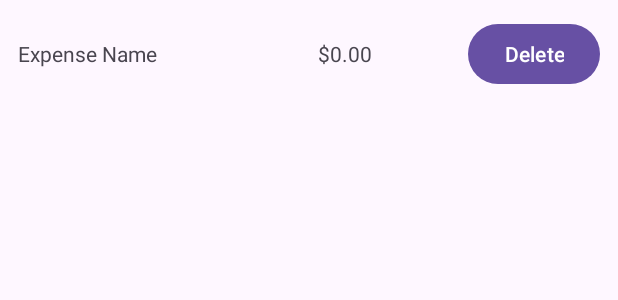
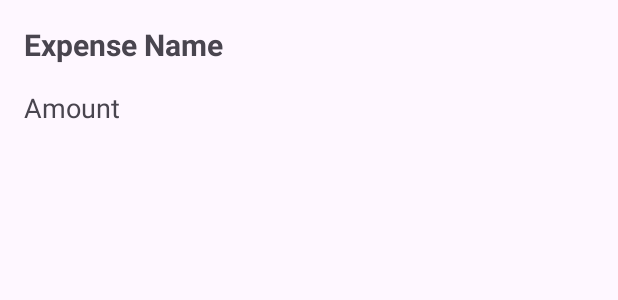
Before and after one commit to Niyazov2/Mad411, an Android app: the layout activity_expense.xml on its own in the app's theme, with its tools: preview values and no code run, on a phone screen of 412 x 824 dp. Shown: the top 300 px of the screen. Run offline under Robolectric (Android 15) with nearby library versions, the phone set to English and light mode, and no system bars.

```diff
--- a/app/src/main/AndroidManifest.xml
+++ b/app/src/main/AndroidManifest.xml
@@ -13,6 +13,9 @@
         android:theme="@style/Theme.ExpenseMAD411"
         tools:targetApi="31">
         <activity
+            android:name=".ExpenseActivity"
+            android:exported="false" />
+        <activity
             android:name=".MainActivity"
             android:exported="true"
             tools:ignore="MissingClass">
--- a/app/src/main/java/com/example/expensemad411/ExpenseClass.kt
+++ b/app/src/main/java/com/example/expensemad411/ExpenseClass.kt
@@ -1 +1,5 @@
-data class ExpenseClass(val name: String, val amount: Double)
+package com.example.expensemad411
+
+import java.io.Serializable
+
+data class ExpenseClass(val name: String, val amount: Double) : Serializable
--- a/app/src/main/res/layout/activity_expense.xml
+++ b/app/src/main/res/layout/activity_expense.xml
@@ -2,38 +2,29 @@
 <androidx.constraintlayout.widget.ConstraintLayout xmlns:android="http://schemas.android.com/apk/res/android"
     xmlns:app="http://schemas.android.com/apk/res-auto"
     xmlns:tools="http://schemas.android.com/tools"
-    android:id="@+id/main"
     android:layout_width="match_parent"
     android:layout_height="match_parent"
-    tools:context=".expense">
-    <LinearLayout
-        android:layout_width="match_parent"
-        android:layout_height="wrap_content"
-        android:orientation="horizontal"
-        android:padding="12dp"
-        android:gravity="center_vertical"
-        tools:ignore="MissingConstraints">
+    tools:context=".ExpenseActivity">
 
     <TextView
         android:id="@+id/ExpenseName"
-            android:layout_weight="2"
-            android:layout_width="0dp"
+        android:layout_width="wrap_content"
         android:layout_height="wrap_content"
-            android:text="Expense Name" />
+        android:text="Expense Name"
+        android:textSize="20sp"
+        android:textStyle="bold"
+        app:layout_constraintTop_toTopOf="parent"
+        app:layout_constraintStart_toStartOf="parent"
+        android:layout_margin="16dp"/>
 
     <TextView
         android:id="@+id/ExpenseAmount"
-            android:layout_weight="1"
-            android:layout_width="0dp"
-            android:layout_height="wrap_content"
-            android:text="$0.00" />
-
-        <Button
-            android:id="@+id/Delete"
         android:layout_width="wrap_content"
         android:layout_height="wrap_content"
-            android:text="Delete" />
-    </LinearLayout>
-
+        android:text="Amount"
+        android:textSize="18sp"
+        app:layout_constraintTop_toBottomOf="@id/ExpenseName"
+        app:layout_constraintStart_toStartOf="parent"
+        android:layout_margin="16dp"/>
 
 </androidx.constraintlayout.widget.ConstraintLayout>
```
Also changed, not shown: app/src/main/java/com/example/expensemad411/ExpAdapter.kt (+17 -5 lines), app/src/main/java/com/example/expensemad411/ExpenseActivity.kt (added, +25 -0 lines), app/src/main/java/com/example/expensemad411/MainActivity.kt (+18 -7 lines), app/src/main/res/layout/expense.xml (added, +44 -0 lines). Lines whose indentation alone changed are shown as unchanged.
